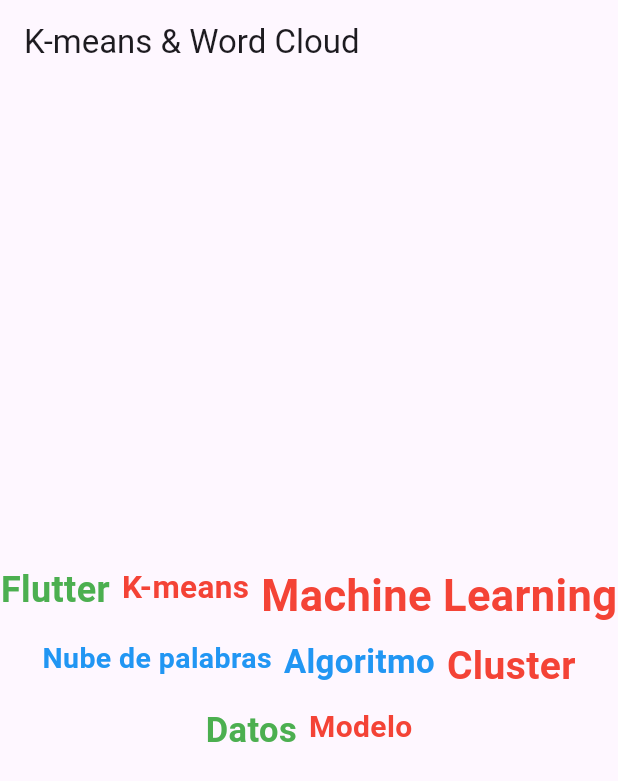
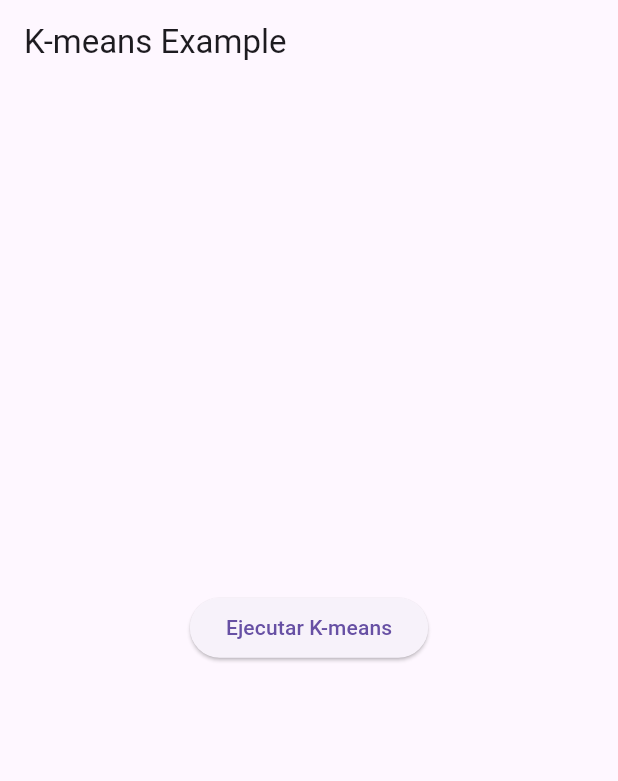
Before and after one commit to laura-152020/cloud_kmeans, a Flutter app: the screen it shows after launch, on a phone screen of 412 x 824 dp. Shown: the top 781 px of the screen. Run offline on Flutter 3.47's test engine with Material 3 defaults, Android fonts, the phone set to English and light mode, and no system bars.

Commit message:
cuarto commit

```diff
--- a/lib/main.dart
+++ b/lib/main.dart
@@ -1,5 +1,5 @@
 import 'package:flutter/material.dart';
-import 'word_cloud_page.dart'; // Importa el archivo de la página de la nube de palabras y K-means
+import 'dart:math';
 
 void main() {
   runApp(MyApp());
@@ -11,9 +11,192 @@
     return MaterialApp(
       title: 'Word Cloud & K-means Example',
       theme: ThemeData(
-        primarySwatch: Colors.blue,
+        primarySwatch: Colors.indigo,
       ),
-      home: WordCloudPage(), // Carga la página de la nube de palabras
+      home: KMeansExample(),
     );
   }
 }
+
+class Practicante {
+  final String nombre;
+  final double trabajoEnEquipo;
+  final double iniciativa;
+  final double habilidadesTecnicas;
+
+  Practicante({
+    required this.nombre,
+    required this.trabajoEnEquipo,
+    required this.iniciativa,
+    required this.habilidadesTecnicas,
+  });
+
+  // Función para convertir un Practicante en un listado de sus calificaciones
+  List<double> toList() {
+    return [trabajoEnEquipo, iniciativa, habilidadesTecnicas];
+  }
+}
+
+class KMeansExample extends StatefulWidget {
+  @override
+  _KMeansExampleState createState() => _KMeansExampleState();
+}
+
+class _KMeansExampleState extends State<KMeansExample> {
+  List<Practicante> practicantes = [
+    Practicante(nombre: 'Juan', trabajoEnEquipo: 7.0, iniciativa: 6.5, habilidadesTecnicas: 8.0),
+    Practicante(nombre: 'Ana', trabajoEnEquipo: 8.5, iniciativa: 9.0, habilidadesTecnicas: 7.5),
+    Practicante(nombre: 'Carlos', trabajoEnEquipo: 6.0, iniciativa: 6.5, habilidadesTecnicas: 6.0),
+    Practicante(nombre: 'Maria', trabajoEnEquipo: 9.0, iniciativa: 8.5, habilidadesTecnicas: 7.0),
+    Practicante(nombre: 'Sofia', trabajoEnEquipo: 6.5, iniciativa: 6.0, habilidadesTecnicas: 7.0),
+    Practicante(nombre: 'Luis', trabajoEnEquipo: 5.0, iniciativa: 5.5, habilidadesTecnicas: 5.5),
+  ];
+
+  // Simulación del K-means (clasificación de los practicantes)
+  Map<String, int> kmeansResults = {};
+
+  // Función para realizar la simulación del algoritmo K-means
+  void performKMeansClustering(int k) {
+    List<List<double>> centroids = _initializeCentroids(k);
+
+    bool hasConverged = false;
+    int maxIterations = 100;
+    int iteration = 0;
+
+    // Se repite hasta que los centroides no cambien (convergencia)
+    while (!hasConverged && iteration < maxIterations) {
+      // Asignamos cada practicante al clúster más cercano
+      kmeansResults.clear();
+      for (var practicante in practicantes) {
+        int cluster = _assignCluster(practicante, centroids);
+        kmeansResults[practicante.nombre] = cluster;
+      }
+
+      // Calculamos los nuevos centroides
+      List<List<double>> newCentroids = _calculateNewCentroids(k);
+      hasConverged = _checkConvergence(centroids, newCentroids);
+      centroids = newCentroids;
+
+      iteration++;
+    }
+  }
+
+  // Inicializa los centroides aleatoriamente
+  List<List<double>> _initializeCentroids(int k) {
+    Random random = Random();
+    List<List<double>> centroids = [];
+    for (int i = 0; i < k; i++) {
+      centroids.add([
+        random.nextDouble() * 10,  // trabajoEnEquipo
+        random.nextDouble() * 10,  // iniciativa
+        random.nextDouble() * 10,  // habilidadesTecnicas
+      ]);
+    }
+    return centroids;
+  }
+
+  // Asigna un practicante al clúster más cercano
+  int _assignCluster(Practicante practicante, List<List<double>> centroids) {
+    List<double> practicanteData = practicante.toList();
+    double minDistance = double.infinity;
+    int closestCluster = 0;
+
+    for (int i = 0; i < centroids.length; i++) {
+      double distance = _calculateDistance(practicanteData, centroids[i]);
+      if (distance < minDistance) {
+        minDistance = distance;
+        closestCluster = i;
+      }
+    }
+    return closestCluster;
+  }
+
+  // Calcula la distancia euclidiana entre dos puntos
+  double _calculateDistance(List<double> point1, List<double> point2) {
+    double sum = 0;
+    for (int i = 0; i < point1.length; i++) {
+      sum += pow(point1[i] - point2[i], 2).toDouble();
+    }
+    return sqrt(sum);
+  }
+
+  // Calcula los nuevos centroides basados en la asignación de clúster
+  List<List<double>> _calculateNewCentroids(int k) {
+    List<List<double>> newCentroids = List.generate(k, (_) => [0.0, 0.0, 0.0]);
+    List<int> counts = List.generate(k, (_) => 0);
+
+    for (var practicante in practicantes) {
+      int cluster = kmeansResults[practicante.nombre]!;
+
+      List<double> data = practicante.toList();
+      for (int i = 0; i < data.length; i++) {
+        newCentroids[cluster][i] += data[i];
+      }
+      counts[cluster]++;
+    }
+
+    for (int i = 0; i < k; i++) {
+      for (int j = 0; j < newCentroids[i].length; j++) {
+        if (counts[i] > 0) {
+          newCentroids[i][j] /= counts[i];
+        }
+      }
+    }
+
+    return newCentroids;
+  }
+
+  // Verifica si los centroides han cambiado significativamente
+  bool _checkConvergence(List<List<double>> oldCentroids, List<List<double>> newCentroids) {
+    double threshold = 0.001;
+    for (int i = 0; i < oldCentroids.length; i++) {
+      double distance = _calculateDistance(oldCentroids[i], newCentroids[i]);
+      if (distance > threshold) {
+        return false;
+      }
+    }
+    return true;
+  }
+
+  // Función para visualizar el resultado de la clasificación
+  void displayResults() {
+    String results = "Resultados de K-means:\n";
+    for (var entry in kmeansResults.entries) {
+      results += "${entry.key} -> Clúster ${entry.value}\n";
+    }
+    setState(() {
+      // Actualizar el estado con los resultados para que se muestren en la interfaz
+      _displayedResults = results;
+    });
+  }
+
+  String _displayedResults = ""; // Variable para almacenar los resultados a mostrar
+
+  @override
+  Widget build(BuildContext context) {
+    return Scaffold(
+      appBar: AppBar(
+        title: Text('K-means Example'),
+      ),
+      body: Center(
+        child: Column(
+          mainAxisAlignment: MainAxisAlignment.center,
+          children: [
+            ElevatedButton(
+              onPressed: () {
+                performKMeansClustering(2);  // Número de clústeres
+                displayResults();
+              },
+              child: Text('Ejecutar K-means'),
+            ),
+            SizedBox(height: 20),
+            Text(
+              _displayedResults,
+              style: TextStyle(fontSize: 16, fontWeight: FontWeight.bold),
+            ),
+          ],
+        ),
+      ),
+    );
+  }
+}
--- a/lib/word_cloud_page.dart
+++ /dev/null
@@ -1,89 +0,0 @@
-import 'package:flutter/material.dart';
-import 'dart:math';
-
-class WordCloudPage extends StatefulWidget {
-  @override
-  _WordCloudPageState createState() => _WordCloudPageState();
-}
-
-class _WordCloudPageState extends State<WordCloudPage> {
-  // Lista de palabras con frecuencias simuladas para la nube de palabras
-  final List<Map<String, dynamic>> words = [
-    {'word': 'Flutter', 'frequency': 10},
-    {'word': 'K-means', 'frequency': 7},
-    {'word': 'Machine Learning', 'frequency': 15},
-    {'word': 'Nube de palabras', 'frequency': 5},
-    {'word': 'Algoritmo', 'frequency': 8},
-    {'word': 'Cluster', 'frequency': 12},
-    {'word': 'Datos', 'frequency': 9},
-    {'word': 'Modelo', 'frequency': 6},
-  ];
-
-  // Almacena resultados de K-means
-  Map<String, int> kmeansResults = {};
-
-  @override
-  void initState() {
-    super.initState();
-    performKMeansClustering();
-  }
-
-  // Simula el algoritmo K-means para asignar palabras a clusters
-  void performKMeansClustering() {
-    Random random = Random();
-    for (var wordData in words) {
-      // Asigna aleatoriamente cada palabra a uno de los 3 clusters
-      kmeansResults[wordData['word']] = random.nextInt(3); // Clusters: 0, 1, 2
-    }
-  }
-
-  // Genera colores distintos para cada cluster
-  Color getColorForCluster(int cluster) {
-    switch (cluster) {
-      case 0:
-        return Colors.blue;
-      case 1:
-        return Colors.green;
-      case 2:
-        return Colors.red;
-      default:
-        return Colors.black;
-    }
-  }
-
-  // Genera el tamaño de fuente basado en la frecuencia de la palabra
-  double getFontSizeForFrequency(int frequency) {
-    return 14 + frequency.toDouble(); // Ajusta el tamaño con base en la frecuencia
-  }
-
-  @override
-  Widget build(BuildContext context) {
-    return Scaffold(
-      appBar: AppBar(
-        title: Text('K-means & Word Cloud'),
-      ),
-      body: Center(
-        child: Wrap(
-          alignment: WrapAlignment.center,
-          spacing: 8.0,
-          runSpacing: 8.0,
-          children: words.map((wordData) {
-            String word = wordData['word'];
-            int frequency = wordData['frequency'];
-            int cluster = kmeansResults[word] ?? 0;
-            Color color = getColorForCluster(cluster);
-
-            return Text(
-              word,
-              style: TextStyle(
-                fontSize: getFontSizeForFrequency(frequency),
-                color: color,
-                fontWeight: FontWeight.bold,
-              ),
-            );
-          }).toList(),
-        ),
-      ),
-    );
-  }
-}
```
